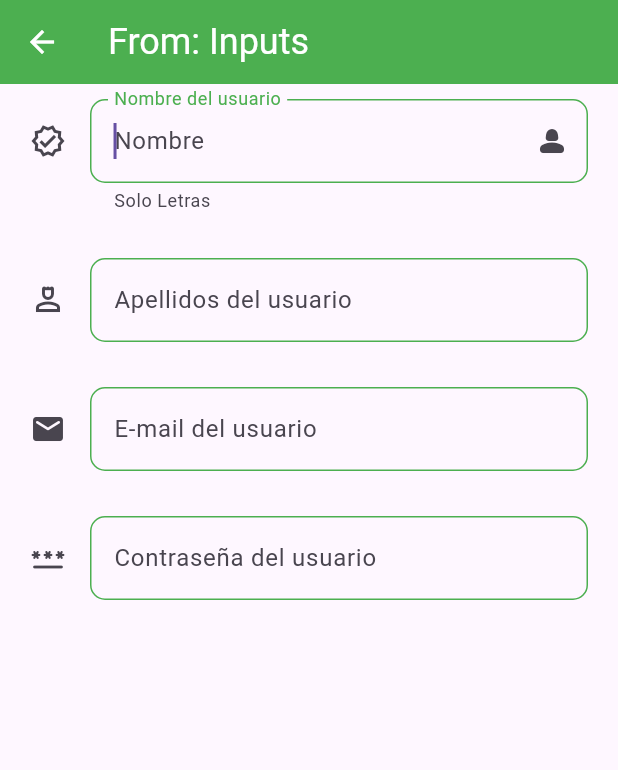
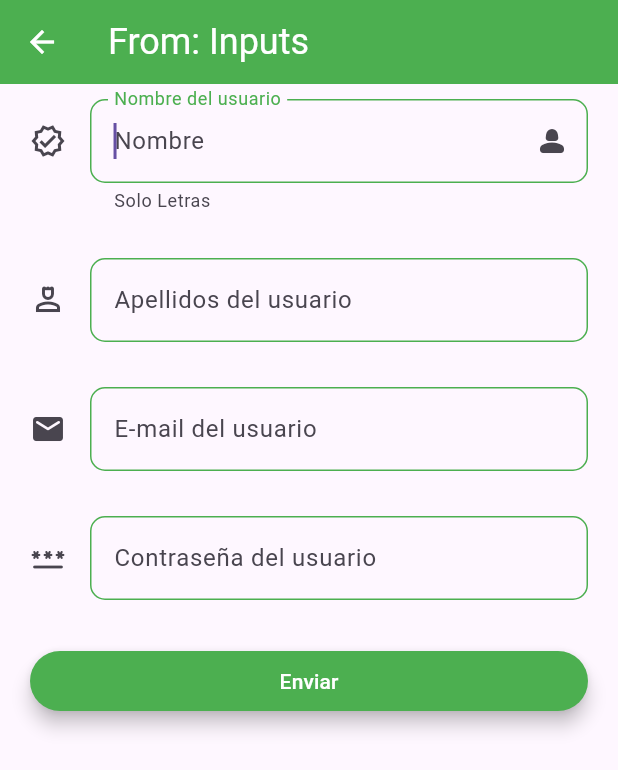
Before and after one commit to lcalorg3006/fl_components, a Flutter app: the InputsScreen screen opened by its route, on a phone screen of 412 x 824 dp. Shown: the top 770 px of the screen. Run offline on Flutter 3.47's test engine with Material 3 defaults, Android fonts, the phone set to English and light mode, and no system bars.

```diff
--- a/lib/screens/inputs_screen.dart
+++ b/lib/screens/inputs_screen.dart
@@ -6,12 +6,26 @@ class InputsScreen extends StatelessWidget {
 
   @override
   Widget build(BuildContext context) {
+    final myFormKey = GlobalKey<FormState>();
+// recoger los valores del formulario en un map
+    final Map<String, String> formValues = {
+      'nombre':    'Lorena',
+      'apellidos':    'Calderon Orgaz',
+      'email':    'lcalorg3006@g.educaand.es',
+      'password':     'lorena',
+      'role':     'usuario'
+
+
+
+    };
     return Scaffold(
         appBar: AppBar(
           title: const Text("From: Inputs"),
         ),
-        body: const SingleChildScrollView(
+        body: SingleChildScrollView(
             padding: EdgeInsets.symmetric(horizontal: 20, vertical: 10),
+            child: Form(
+              key:myFormKey,
               child: Column(
                 children: [
                   customTextFormField(
@@ -21,8 +35,10 @@ class InputsScreen extends StatelessWidget {
                     icon: Icons.verified_outlined,
                     suffixIcon: Icons.person_2_rounded,
                     obscureText: false,
+                    formProperty: 'nombre',
+                     formValues: formValues,
                   ),
-                SizedBox(
+                  const SizedBox(
                     height: 30,
                   ),
                   customTextFormField(
@@ -30,8 +46,10 @@ class InputsScreen extends StatelessWidget {
                     labelText: 'Apellidos del usuario',
                     icon: Icons.person_4_outlined,
                     obscureText: false,
+                       formProperty: 'apellidos',
+                     formValues: formValues,
                   ),
-                SizedBox(
+                  const SizedBox(
                     height: 30,
                   ),
                   customTextFormField(
@@ -40,8 +58,10 @@ class InputsScreen extends StatelessWidget {
                     icon: Icons.email_rounded,
                     keyboardType: TextInputType.emailAddress,
                     obscureText: false,
+                       formProperty: 'e-mail',
+                     formValues: formValues,
                   ),
-                SizedBox(
+                  const SizedBox(
                     height: 30,
                   ),
                   customTextFormField(
@@ -49,8 +69,29 @@ class InputsScreen extends StatelessWidget {
                     labelText: 'Contraseña del usuario',
                     icon: Icons.password_rounded,
                     obscureText: true,
+                       formProperty: 'Constraseña',
+                     formValues: formValues,
                   ),
+                  const SizedBox(
+                    height: 30,
+                  ),
+                  ElevatedButton(
+                      onPressed: () {
+                        // desactivar el teclado
+                        FocusScope.of(context).requestFocus(FocusNode());
+                        if(!myFormKey.currentState!.validate()){
+                          print('Formulario no valido');
+                          return;
+                        }
+                        print(formValues);
+                      },
+                      child: SizedBox(
+                          width: double.infinity,
+                          child: Center(child: Text('Enviar'))),
+
+                          )
                 ],
+              ),
             )));
   }
 }
--- a/lib/widgets/custmon_text_from_field.dart
+++ b/lib/widgets/custmon_text_from_field.dart
@@ -10,8 +10,11 @@ class customTextFormField extends StatelessWidget {
   final TextInputType? keyboardType;
   final bool obscureText;// para el cammpo contraseña que no aparezca
 
+  final String formProperty;
+  final Map<String, String> formValues;
+
   const customTextFormField({
-    super.key, this.hintText, this.labelText, this.helperText, this.icon, this.suffixIcon, this.keyboardType, required this.obscureText,
+    super.key, this.hintText, this.labelText, this.helperText, this.icon, this.suffixIcon, this.keyboardType, required this.obscureText, required this.formProperty, required this.formValues,
   });
 
   @override
@@ -22,9 +25,11 @@ class customTextFormField extends StatelessWidget {
       textCapitalization: TextCapitalization.words,// la primera en mayuscula
       keyboardType: keyboardType, // para que salga el @ en la pantalla principal
       obscureText: obscureText,
-      onChanged: (value) { // para guardar  el valor del formulario
-        print('value : $value');
-      },
+     // onChanged: (value) { // para guardar  el valor del formulario
+
+        //print('value : $value');
+      //},
+      onChanged: (value) => formValues[formProperty] = value,
       // balidar si nuestro inpput tiene mas de 4 caracteres
       validator: (value){
         if(value!.length < 3){
```
Lines whose indentation alone changed are shown as unchanged.
